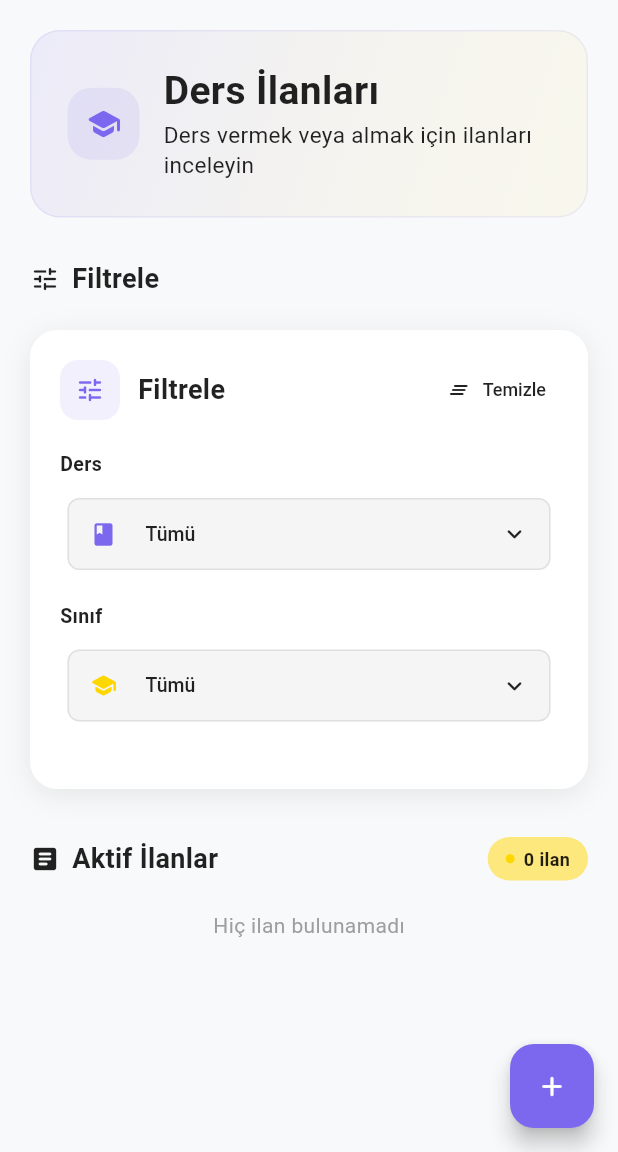
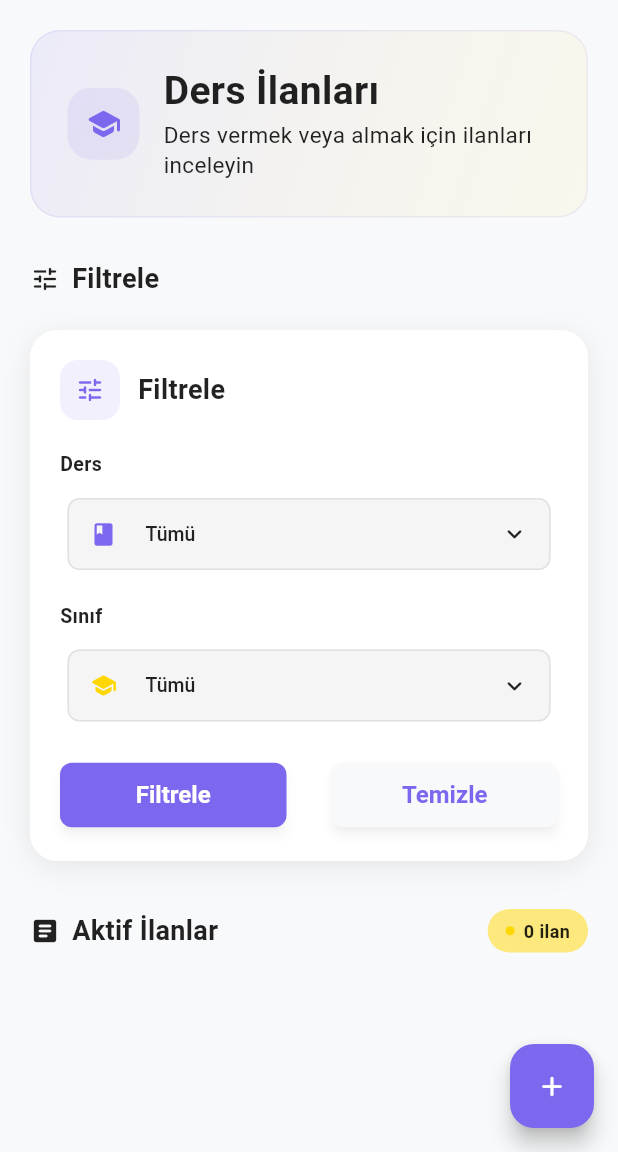
Before and after one commit to pamiracar/studIAL, a Flutter app: the screen it shows once a user with an empty profile is signed in, after a tap on "Temizle", on a phone screen of 412 x 824 dp, the part 84-1236 px from its top. Run offline on Flutter 3.47's test engine with Material 3 defaults, Android fonts, the phone set to English and light mode, and no system bars; our stand-ins replace flutter_screenutil, get, logger, lottie, supabase_flutter; accounts and stored records are empty.

Commit message:
adverts system completed

```diff
--- a/lib/mobile/pages/Anasayfa/anasayfa.dart
+++ b/lib/mobile/pages/Anasayfa/anasayfa.dart
@@ -417,45 +417,24 @@ class HomePage extends GetView<AnasayfaController> {
                   ],
                 ),
                 const SizedBox(height: 20),
-
-                Obx(() {
-                  final filtered = controller.adverts.where((ilan) {
-                    final dersFilter =
-                        controller.selectedDers.value == 'Tümü' ||
-                        ilan.verilecekDers == controller.selectedDers.value;
-
-                    final sinifFilter =
-                        controller.selectedSinif.value == 'Tümü' ||
-                        ilan.classLevel == controller.selectedSinif.value;
-                    return dersFilter && sinifFilter;
-                  }).toList();
-                  if (filtered.isEmpty) {
-                        return Center(
-                          child: Text(
-                            "Hiç ilan bulunamadı",
-                            style: TextStyle(color: Colors.grey),
-                          ),
-                        );
-                      }
-                  return ListView.builder(
+                ListView.builder(
                   shrinkWrap: controller.shrin.value,
                   physics: const NeverScrollableScrollPhysics(),
-                    itemCount: filtered.length,
+                  itemCount: controller.filtered.isNotEmpty ? controller.filtered.length : controller.adverts.length,
                   itemBuilder: (BuildContext context, int index) {
-
-                      final advert = filtered[index];
-
+                    final advert = controller.filtered.isNotEmpty ? controller.filtered[index] : controller.adverts[index];
                     return IlanCard(
                       isim: advert.userName,
                       yayinlanmaTarihi: advert.yayinlanmaTarihi,
                       vermekIstedigiDers: advert.verilecekDers,
                       karsilikDers: advert.alinacakDers,
                       sinif: advert.classLevel,
+                      userID: advert.userId,
                       isIletisim: true,
+
                     );
                   },
-                  );
-                }),
+                ),
                 // Bottom padding
                 const SizedBox(height: 100),
               ],
--- a/lib/mobile/pages/Anasayfa/anasayfa_controller.dart
+++ b/lib/mobile/pages/Anasayfa/anasayfa_controller.dart
@@ -57,13 +57,23 @@ class AnasayfaController extends GetxController {
     fetchProfile();
   }
 
-  List<Ilan> filteredIlans = [];
+  RxList filtered = [].obs;
 
-  Future<void> filterAdvert(String verilecekDers) async {
-    filteredIlans = adverts
-        .where((ilan) => ilan.verilecekDers.contains(verilecekDers))
-        .toList();
+  Future<void> filterAdvert() async {
+    filtered.value = adverts.where((ilan) {
+      final dersFilter =
+          selectedDers.value == 'Tümü' ||
+          ilan.verilecekDers == selectedDers.value;
+
+      final sinifFilter =
+          selectedSinif.value == 'Tümü' ||
+          ilan.classLevel == selectedSinif.value;
+      return dersFilter && sinifFilter;
+    }).toList();
+
+    update();
   }
+
 
   RxBool shrin = true.obs;
   List<Ilan> adverts = [];
--- a/lib/mobile/pages/Profil/profile_page_controller.dart
+++ b/lib/mobile/pages/Profil/profile_page_controller.dart
@@ -16,8 +16,12 @@ class ProfilePageController extends GetxController {
   @override
   void onInit() {
     super.onInit();
-    fetchProfile();
-    fetchAdverts();
+    fetchStart();
+  }
+
+  Future<void> fetchStart() async {
+    await fetchProfile();
+    await fetchAdverts();
   }
 
   Future<void> deleteAdvert(String advertId) async {
--- a/lib/mobile/pages/İlanEkleme/ilan_ekleme.dart
+++ b/lib/mobile/pages/İlanEkleme/ilan_ekleme.dart
@@ -242,7 +242,7 @@ class AddIlanPage extends GetView<IlanController> {
                             width: 1,
                           ),
                         ),
-                        child: IlanCard(isim: controller.displayName, yayinlanmaTarihi: controller.yayinlanmaTarihi, vermekIstedigiDers: controller.selectedVerilecekDers.value, karsilikDers: controller.selectedAlinacakDers.value, sinif: controller.displayClass, isIletisim: false,)
+                        child: IlanCard(isim: controller.displayName, yayinlanmaTarihi: controller.yayinlanmaTarihi, vermekIstedigiDers: controller.selectedVerilecekDers.value, karsilikDers: controller.selectedAlinacakDers.value, sinif: controller.displayClass, isIletisim: false, userID: "",)
                       ),
                       const SizedBox(height: 24),
                     ],
--- a/lib/mobile/widgets/filter_card.dart
+++ b/lib/mobile/widgets/filter_card.dart
@@ -68,34 +68,6 @@ class filterCard extends GetView<AnasayfaController> {
                     ],
                   ),
                 ),
-                TextButton.icon(
-                  onPressed: () {
-                    // Filtreleri temizle
-                    controller.selectedDers.value = 'Tümü';
-                    controller.selectedSinif.value = 'Tümü';
-                  },
-                  style: TextButton.styleFrom(
-                    padding: const EdgeInsets.symmetric(
-                      horizontal: 8,
-                      vertical: 4,
-                    ),
-                    minimumSize: Size.zero,
-                    tapTargetSize: MaterialTapTargetSize.shrinkWrap,
-                  ),
-                  icon: Icon(
-                    Icons.clear_all_rounded,
-                    size: 16,
-                    color: colorScheme.onSurfaceVariant,
-                  ),
-                  label: Text(
-                    'Temizle',
-                    style: TextStyle(
-                      fontSize: 12,
-                      color: colorScheme.onSurfaceVariant,
-                      fontWeight: FontWeight.w500,
-                    ),
-                  ),
-                ),
               ],
             ),
 
@@ -129,6 +101,7 @@ class filterCard extends GetView<AnasayfaController> {
                         items: controller.sinifListesi,
                         isDark: isDark,
                       ),
+
                     ],
                   );
                 }
@@ -219,12 +192,40 @@ class filterCard extends GetView<AnasayfaController> {
                             onRemove: () =>
                                 controller.selectedSinif.value = 'Tümü',
                           ),
+
                       ],
                     ),
                   ),
+                  SizedBox(height: 20,)
                 ],
               );
             }),
+
+            Row(
+              mainAxisAlignment: MainAxisAlignment.center,
+              children: [
+                Expanded(
+                  child: ElevatedButton(
+                    onPressed: () => controller.filterAdvert(),
+                    child: Center(child: const Text("Filtrele")),
+                  ),
+                ),
+                SizedBox(width: 30),
+                Expanded(
+                  child: ElevatedButton(
+                    onPressed: () {
+                      controller.selectedDers.value = 'Tümü';
+                      controller.selectedSinif.value = 'Tümü';
+                      controller.filterAdvert();
+                    },
+                    style: ElevatedButton.styleFrom(
+                      backgroundColor: Theme.of(context).colorScheme.background,
+                    ),
+                    child: Center(child: Text("Temizle", style: TextStyle(color: colorScheme.primary),)),
+                  ),
+                ),
+              ],
+            ),
           ],
         ),
       ),
--- a/lib/mobile/widgets/ilan_card.dart
+++ b/lib/mobile/widgets/ilan_card.dart
@@ -9,6 +9,7 @@ class IlanCard extends GetView<AnasayfaController> {
   final String vermekIstedigiDers;
   final String karsilikDers;
   final String sinif;
+  final String userID;
   final bool isIletisim;
 
   const IlanCard({
@@ -19,6 +20,7 @@ class IlanCard extends GetView<AnasayfaController> {
     required this.karsilikDers,
     required this.sinif,
     required this.isIletisim,
+    required this.userID,
   });
 
   @override
@@ -276,8 +278,8 @@ class IlanCard extends GetView<AnasayfaController> {
                     Expanded(
                       flex: 3,
                       child: ElevatedButton.icon(
-                        onPressed: () {
-                          // İletişim işlemi
+                        onPressed: userID == controller.userId ? null : (){
+
                         },
                         style: ElevatedButton.styleFrom(
                           backgroundColor: primaryColor,
```
Also changed, not shown: lib/mobile/pages/Profil/profile_page.dart (+27 -1 lines). Lines whose indentation alone changed are shown as unchanged.
